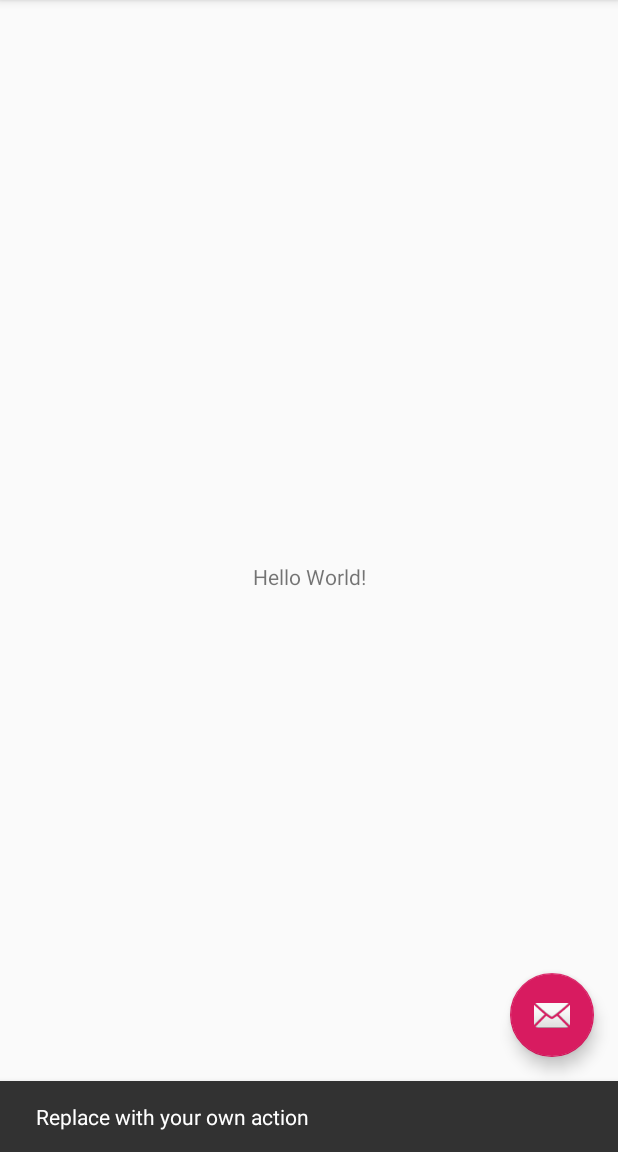
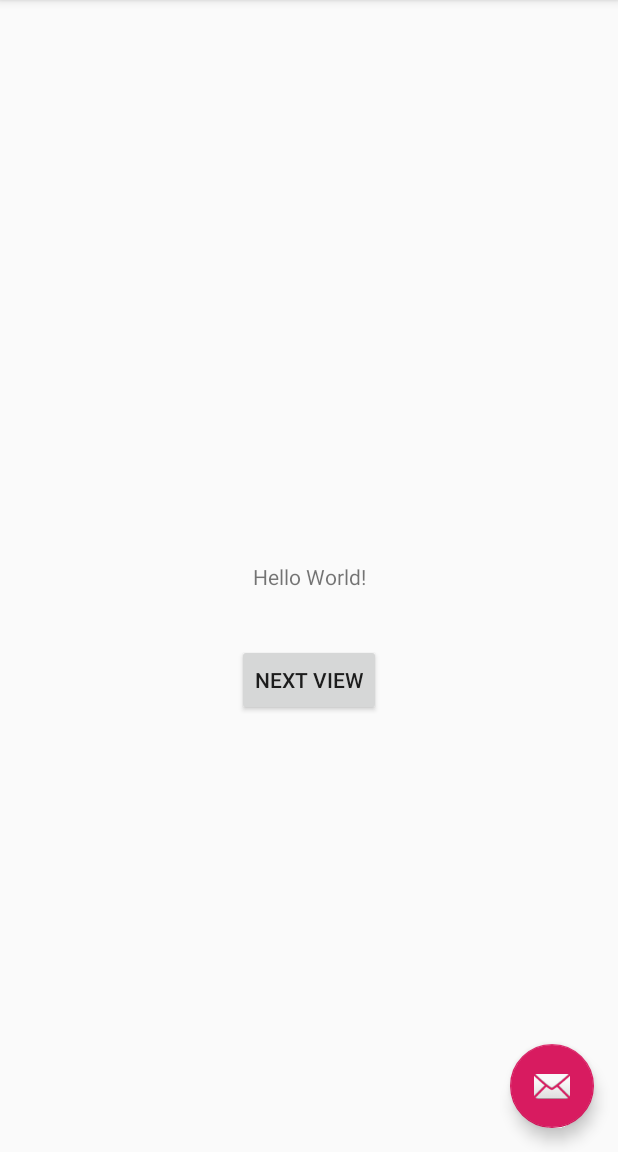
Before and after one commit to adrianapadilla/MyFirstAndroidApp, an Android app: the screen it shows after launch (MainActivity), after a tap on an icon or button, on a phone screen of 412 x 824 dp, the part 84-1236 px from its top. Run offline under Robolectric (Android 15) with nearby library versions, the phone set to English and light mode, and no system bars.

Commit message:
This works

```diff
--- a/app/src/main/java/com/example/myfirstandroidapp/MainActivity.kt
+++ b/app/src/main/java/com/example/myfirstandroidapp/MainActivity.kt
@@ -5,8 +5,10 @@ import com.google.android.material.snackbar.Snackbar
 import androidx.appcompat.app.AppCompatActivity
 import android.view.Menu
 import android.view.MenuItem
+import android.widget.Toast
 
 import kotlinx.android.synthetic.main.activity_main.*
+import kotlinx.android.synthetic.main.content_main.*
 
 class MainActivity : AppCompatActivity() {
 
@@ -15,9 +17,16 @@ class MainActivity : AppCompatActivity() {
         setContentView(R.layout.activity_main)
         setSupportActionBar(toolbar)
 
+//        fab.setOnClickListener { view ->
+//            Snackbar.make(view, "Replace with your own action", Snackbar.LENGTH_LONG)
+//                .setAction("Action", null).show()
+//        }
+
         fab.setOnClickListener { view ->
-            Snackbar.make(view, "Replace with your own action", Snackbar.LENGTH_LONG)
-                .setAction("Action", null).show()
+            // create a Toast with some text, to appear for a short time
+            val myToast = Toast.makeText(view.context, "This is the message button!", Toast.LENGTH_SHORT)
+            // show the Toast
+            myToast.show()
         }
     }
 
--- a/app/src/main/res/layout/content_main.xml
+++ b/app/src/main/res/layout/content_main.xml
@@ -9,6 +9,7 @@
     tools:showIn="@layout/activity_main">
 
     <TextView
+        android:id="@+id/textView2"
         android:layout_width="wrap_content"
         android:layout_height="wrap_content"
         android:text="Hello World!"
@@ -17,4 +18,14 @@
         app:layout_constraintRight_toRightOf="parent"
         app:layout_constraintTop_toTopOf="parent" />
 
+    <Button
+        android:id="@+id/button2"
+        android:layout_width="wrap_content"
+        android:layout_height="wrap_content"
+        android:layout_marginTop="35dp"
+        android:text="Next View"
+        app:layout_constraintEnd_toEndOf="parent"
+        app:layout_constraintStart_toStartOf="parent"
+        app:layout_constraintTop_toBottomOf="@+id/textView2" />
+
 </androidx.constraintlayout.widget.ConstraintLayout>
```
